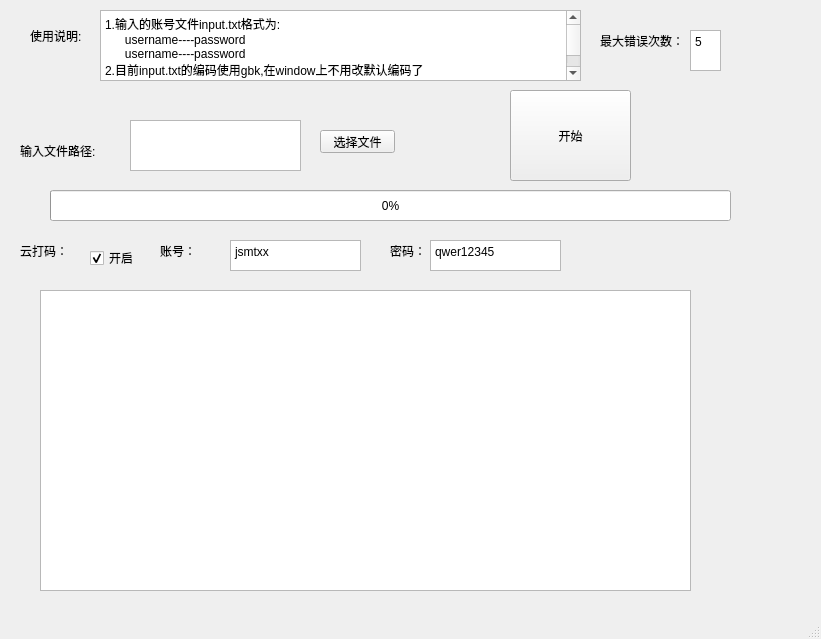
Qt form xiaomi/MainWindow.ui (wudizhangzhi/coding_for_life) before a commit.
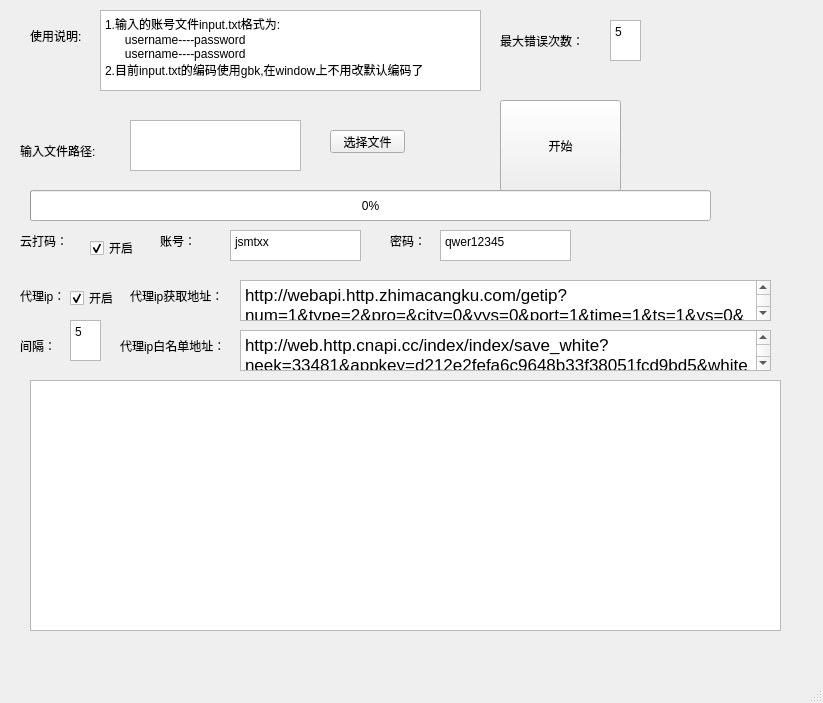
The same form after that commit.

The edit to the form file:
```diff
--- a/xiaomi/MainWindow.ui
+++ b/xiaomi/MainWindow.ui
@@ -6,8 +6,8 @@
    <rect>
     <x>0</x>
     <y>0</y>
-    <width>821</width>
-    <height>639</height>
+    <width>823</width>
+    <height>703</height>
    </rect>
   </property>
   <property name="windowTitle">
@@ -27,8 +27,8 @@
    <widget class="QPushButton" name="btn_start">
     <property name="geometry">
      <rect>
-      <x>510</x>
-      <y>90</y>
+      <x>500</x>
+      <y>100</y>
       <width>121</width>
       <height>91</height>
      </rect>
@@ -53,17 +53,17 @@
    <widget class="QTextBrowser" name="textBrowser">
     <property name="geometry">
      <rect>
-      <x>40</x>
-      <y>290</y>
-      <width>651</width>
-      <height>301</height>
+      <x>30</x>
+      <y>380</y>
+      <width>751</width>
+      <height>251</height>
      </rect>
     </property>
    </widget>
    <widget class="QProgressBar" name="progressBar">
     <property name="geometry">
      <rect>
-      <x>50</x>
+      <x>30</x>
       <y>190</y>
       <width>681</width>
       <height>31</height>
@@ -76,7 +76,7 @@
    <widget class="QPushButton" name="btn_select">
     <property name="geometry">
      <rect>
-      <x>320</x>
+      <x>330</x>
       <y>130</y>
       <width>75</width>
       <height>23</height>
@@ -91,8 +91,8 @@
      <rect>
       <x>100</x>
       <y>10</y>
-      <width>481</width>
-      <height>71</height>
+      <width>381</width>
+      <height>81</height>
      </rect>
     </property>
     <property name="plainText">
@@ -119,7 +119,7 @@
     <property name="geometry">
      <rect>
       <x>90</x>
-      <y>250</y>
+      <y>240</y>
       <width>51</width>
       <height>16</height>
      </rect>
@@ -135,7 +135,7 @@
     <property name="geometry">
      <rect>
       <x>20</x>
-      <y>220</y>
+      <y>210</y>
       <width>51</width>
       <height>61</height>
      </rect>
@@ -148,7 +148,7 @@
     <property name="geometry">
      <rect>
       <x>230</x>
-      <y>240</y>
+      <y>230</y>
       <width>131</width>
       <height>31</height>
      </rect>
@@ -157,15 +157,15 @@
      <string>&lt;!DOCTYPE HTML PUBLIC &quot;-//W3C//DTD HTML 4.0//EN&quot; &quot;http://www.w3.org/TR/REC-html40/strict.dtd&quot;&gt;
 &lt;html&gt;&lt;head&gt;&lt;meta name=&quot;qrichtext&quot; content=&quot;1&quot; /&gt;&lt;style type=&quot;text/css&quot;&gt;
 p, li { white-space: pre-wrap; }
-&lt;/style&gt;&lt;/head&gt;&lt;body style=&quot; font-family:'SimSun'; font-size:9pt; font-weight:400; font-style:normal;&quot;&gt;
-&lt;p style=&quot; margin-top:0px; margin-bottom:0px; margin-left:0px; margin-right:0px; -qt-block-indent:0; text-indent:0px;&quot;&gt;jsmtxx&lt;/p&gt;&lt;/body&gt;&lt;/html&gt;</string>
+&lt;/style&gt;&lt;/head&gt;&lt;body style=&quot; font-family:'.SF NS Text'; font-size:13pt; font-weight:400; font-style:normal;&quot;&gt;
+&lt;p style=&quot; margin-top:0px; margin-bottom:0px; margin-left:0px; margin-right:0px; -qt-block-indent:0; text-indent:0px;&quot;&gt;&lt;span style=&quot; font-family:'SimSun'; font-size:9pt;&quot;&gt;jsmtxx&lt;/span&gt;&lt;/p&gt;&lt;/body&gt;&lt;/html&gt;</string>
     </property>
    </widget>
    <widget class="QTextEdit" name="textEdit_3">
     <property name="geometry">
      <rect>
-      <x>430</x>
-      <y>240</y>
+      <x>440</x>
+      <y>230</y>
       <width>131</width>
       <height>31</height>
      </rect>
@@ -174,15 +174,15 @@
      <string>&lt;!DOCTYPE HTML PUBLIC &quot;-//W3C//DTD HTML 4.0//EN&quot; &quot;http://www.w3.org/TR/REC-html40/strict.dtd&quot;&gt;
 &lt;html&gt;&lt;head&gt;&lt;meta name=&quot;qrichtext&quot; content=&quot;1&quot; /&gt;&lt;style type=&quot;text/css&quot;&gt;
 p, li { white-space: pre-wrap; }
-&lt;/style&gt;&lt;/head&gt;&lt;body style=&quot; font-family:'SimSun'; font-size:9pt; font-weight:400; font-style:normal;&quot;&gt;
-&lt;p style=&quot; margin-top:0px; margin-bottom:0px; margin-left:0px; margin-right:0px; -qt-block-indent:0; text-indent:0px;&quot;&gt;qwer12345&lt;/p&gt;&lt;/body&gt;&lt;/html&gt;</string>
+&lt;/style&gt;&lt;/head&gt;&lt;body style=&quot; font-family:'.SF NS Text'; font-size:13pt; font-weight:400; font-style:normal;&quot;&gt;
+&lt;p style=&quot; margin-top:0px; margin-bottom:0px; margin-left:0px; margin-right:0px; -qt-block-indent:0; text-indent:0px;&quot;&gt;&lt;span style=&quot; font-family:'SimSun'; font-size:9pt;&quot;&gt;qwer12345&lt;/span&gt;&lt;/p&gt;&lt;/body&gt;&lt;/html&gt;</string>
     </property>
    </widget>
    <widget class="QLabel" name="label_4">
     <property name="geometry">
      <rect>
       <x>160</x>
-      <y>220</y>
+      <y>210</y>
       <width>51</width>
       <height>61</height>
      </rect>
@@ -195,7 +195,7 @@
     <property name="geometry">
      <rect>
       <x>390</x>
-      <y>220</y>
+      <y>210</y>
       <width>51</width>
       <height>61</height>
      </rect>
@@ -207,8 +207,8 @@
    <widget class="QTextEdit" name="textEdit_4">
     <property name="geometry">
      <rect>
-      <x>690</x>
-      <y>30</y>
+      <x>610</x>
+      <y>20</y>
       <width>31</width>
       <height>41</height>
      </rect>
@@ -217,14 +217,14 @@
      <string>&lt;!DOCTYPE HTML PUBLIC &quot;-//W3C//DTD HTML 4.0//EN&quot; &quot;http://www.w3.org/TR/REC-html40/strict.dtd&quot;&gt;
 &lt;html&gt;&lt;head&gt;&lt;meta name=&quot;qrichtext&quot; content=&quot;1&quot; /&gt;&lt;style type=&quot;text/css&quot;&gt;
 p, li { white-space: pre-wrap; }
-&lt;/style&gt;&lt;/head&gt;&lt;body style=&quot; font-family:'SimSun'; font-size:9pt; font-weight:400; font-style:normal;&quot;&gt;
-&lt;p style=&quot; margin-top:0px; margin-bottom:0px; margin-left:0px; margin-right:0px; -qt-block-indent:0; text-indent:0px;&quot;&gt;5&lt;/p&gt;&lt;/body&gt;&lt;/html&gt;</string>
+&lt;/style&gt;&lt;/head&gt;&lt;body style=&quot; font-family:'.SF NS Text'; font-size:13pt; font-weight:400; font-style:normal;&quot;&gt;
+&lt;p style=&quot; margin-top:0px; margin-bottom:0px; margin-left:0px; margin-right:0px; -qt-block-indent:0; text-indent:0px;&quot;&gt;&lt;span style=&quot; font-family:'SimSun'; font-size:9pt;&quot;&gt;5&lt;/span&gt;&lt;/p&gt;&lt;/body&gt;&lt;/html&gt;</string>
     </property>
    </widget>
    <widget class="QLabel" name="label_6">
     <property name="geometry">
      <rect>
-      <x>600</x>
+      <x>500</x>
       <y>10</y>
       <width>91</width>
       <height>61</height>
@@ -234,6 +234,125 @@
      <string>最大错误次数：</string>
     </property>
    </widget>
+   <widget class="QLabel" name="label_7">
+    <property name="geometry">
+     <rect>
+      <x>130</x>
+      <y>280</y>
+      <width>101</width>
+      <height>31</height>
+     </rect>
+    </property>
+    <property name="text">
+     <string>代理ip获取地址：</string>
+    </property>
+   </widget>
+   <widget class="QLabel" name="label_8">
+    <property name="geometry">
+     <rect>
+      <x>120</x>
+      <y>330</y>
+      <width>111</width>
+      <height>31</height>
+     </rect>
+    </property>
+    <property name="text">
+     <string>代理ip白名单地址：</string>
+    </property>
+   </widget>
+   <widget class="QTextEdit" name="textEdit_5">
+    <property name="geometry">
+     <rect>
+      <x>240</x>
+      <y>280</y>
+      <width>531</width>
+      <height>41</height>
+     </rect>
+    </property>
+    <property name="html">
+     <string>&lt;!DOCTYPE HTML PUBLIC &quot;-//W3C//DTD HTML 4.0//EN&quot; &quot;http://www.w3.org/TR/REC-html40/strict.dtd&quot;&gt;
+&lt;html&gt;&lt;head&gt;&lt;meta name=&quot;qrichtext&quot; content=&quot;1&quot; /&gt;&lt;style type=&quot;text/css&quot;&gt;
+p, li { white-space: pre-wrap; }
+&lt;/style&gt;&lt;/head&gt;&lt;body style=&quot; font-family:'.SF NS Text'; font-size:13pt; font-weight:400; font-style:normal;&quot;&gt;
+&lt;p style=&quot; margin-top:0px; margin-bottom:0px; margin-left:0px; margin-right:0px; -qt-block-indent:0; text-indent:0px;&quot;&gt;http://webapi.http.zhimacangku.com/getip?num=1&amp;amp;type=2&amp;amp;pro=&amp;amp;city=0&amp;amp;yys=0&amp;amp;port=1&amp;amp;time=1&amp;amp;ts=1&amp;amp;ys=0&amp;amp;cs=0&amp;amp;lb=1&amp;amp;sb=0&amp;amp;pb=4&amp;amp;mr=1&amp;amp;regions=&lt;/p&gt;&lt;/body&gt;&lt;/html&gt;</string>
+    </property>
+   </widget>
+   <widget class="QTextEdit" name="textEdit_6">
+    <property name="geometry">
+     <rect>
+      <x>240</x>
+      <y>330</y>
+      <width>531</width>
+      <height>41</height>
+     </rect>
+    </property>
+    <property name="html">
+     <string>&lt;!DOCTYPE HTML PUBLIC &quot;-//W3C//DTD HTML 4.0//EN&quot; &quot;http://www.w3.org/TR/REC-html40/strict.dtd&quot;&gt;
+&lt;html&gt;&lt;head&gt;&lt;meta name=&quot;qrichtext&quot; content=&quot;1&quot; /&gt;&lt;style type=&quot;text/css&quot;&gt;
+p, li { white-space: pre-wrap; }
+&lt;/style&gt;&lt;/head&gt;&lt;body style=&quot; font-family:'.SF NS Text'; font-size:13pt; font-weight:400; font-style:normal;&quot;&gt;
+&lt;p style=&quot; margin-top:0px; margin-bottom:0px; margin-left:0px; margin-right:0px; -qt-block-indent:0; text-indent:0px;&quot;&gt;http://web.http.cnapi.cc/index/index/save_white?neek=33481&amp;amp;appkey=d212e2fefa6c9648b33f38051fcd9bd5&amp;amp;white= &lt;/p&gt;&lt;/body&gt;&lt;/html&gt;</string>
+    </property>
+   </widget>
+   <widget class="QLabel" name="label_9">
+    <property name="geometry">
+     <rect>
+      <x>20</x>
+      <y>270</y>
+      <width>41</width>
+      <height>51</height>
+     </rect>
+    </property>
+    <property name="text">
+     <string>代理ip：</string>
+    </property>
+   </widget>
+   <widget class="QCheckBox" name="checkBox_2">
+    <property name="geometry">
+     <rect>
+      <x>70</x>
+      <y>290</y>
+      <width>51</width>
+      <height>16</height>
+     </rect>
+    </property>
+    <property name="text">
+     <string>开启</string>
+    </property>
+    <property name="checked">
+     <bool>true</bool>
+    </property>
+   </widget>
+   <widget class="QLabel" name="label_10">
+    <property name="geometry">
+     <rect>
+      <x>20</x>
+      <y>320</y>
+      <width>41</width>
+      <height>51</height>
+     </rect>
+    </property>
+    <property name="text">
+     <string>间隔：</string>
+    </property>
+   </widget>
+   <widget class="QTextEdit" name="textEdit_7">
+    <property name="geometry">
+     <rect>
+      <x>70</x>
+      <y>320</y>
+      <width>31</width>
+      <height>41</height>
+     </rect>
+    </property>
+    <property name="html">
+     <string>&lt;!DOCTYPE HTML PUBLIC &quot;-//W3C//DTD HTML 4.0//EN&quot; &quot;http://www.w3.org/TR/REC-html40/strict.dtd&quot;&gt;
+&lt;html&gt;&lt;head&gt;&lt;meta name=&quot;qrichtext&quot; content=&quot;1&quot; /&gt;&lt;style type=&quot;text/css&quot;&gt;
+p, li { white-space: pre-wrap; }
+&lt;/style&gt;&lt;/head&gt;&lt;body style=&quot; font-family:'.SF NS Text'; font-size:13pt; font-weight:400; font-style:normal;&quot;&gt;
+&lt;p style=&quot; margin-top:0px; margin-bottom:0px; margin-left:0px; margin-right:0px; -qt-block-indent:0; text-indent:0px;&quot;&gt;&lt;span style=&quot; font-family:'SimSun'; font-size:9pt;&quot;&gt;5&lt;/span&gt;&lt;/p&gt;&lt;/body&gt;&lt;/html&gt;</string>
+    </property>
+   </widget>
   </widget>
   <widget class="QMenuBar" name="menubar">
    <property name="geometry">
```
Left out of the diff: 4 changed lines with no effect on the pictures.
